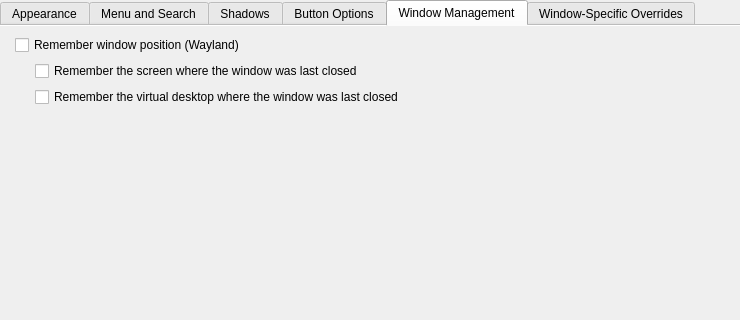
Qt form src/kcm/config.ui (guiodic/material-decoration) before a commit; both pictures show x 0 to 740 and y 0 to 320 of the 740 by 749 pixel window.
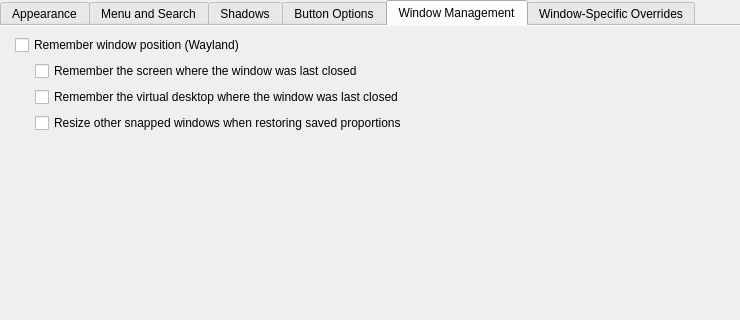
The same form after that commit. The open tabs and pages were chosen to show the change. Custom widgets are drawn as their Qt base class.

```diff
--- a/src/kcm/config.ui
+++ b/src/kcm/config.ui
@@ -679,6 +679,12 @@
             <property name="toolTip"><string>Restore the saved virtual desktop, switch to it and activate the window. When disabled, keep the desktop chosen when the window opens.</string></property>
            </widget>
           </item>
+          <item>
+           <widget class="QCheckBox" name="kcfg_ResizeOtherTiledWindows">
+            <property name="text"><string>Resize other snapped windows when restoring saved proportions</string></property>
+            <property name="toolTip"><string>Allow restoring a snapped window's saved proportions to resize other windows in the same quick-tile layout. When disabled, restore the saved proportions only to the reopened window.</string></property>
+           </widget>
+          </item>
          </layout>
         </widget>
        </item>
```
